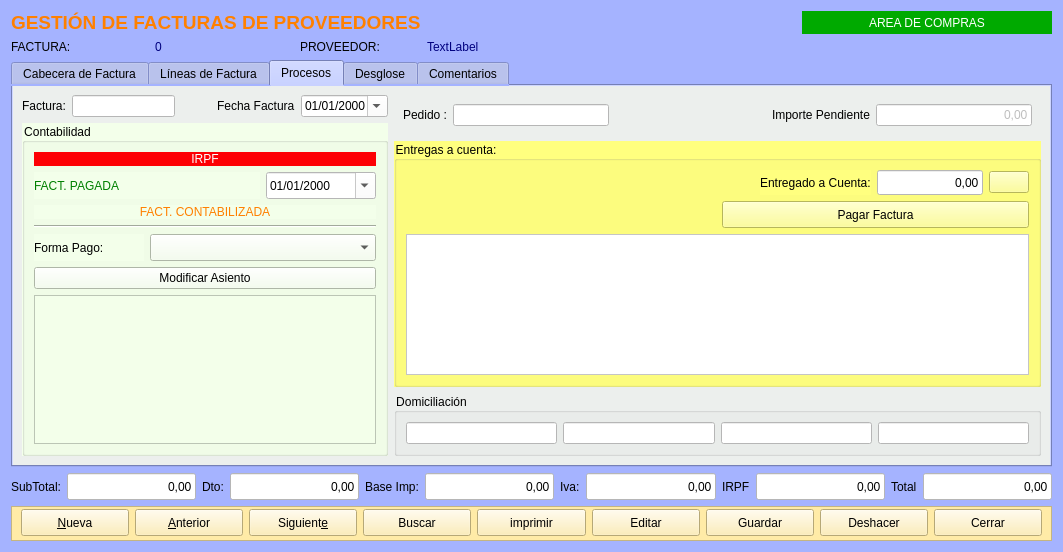
Qt form Zona_Compras/frmfacturasproveedor.ui (arcnexus/RedFoX) before a commit.
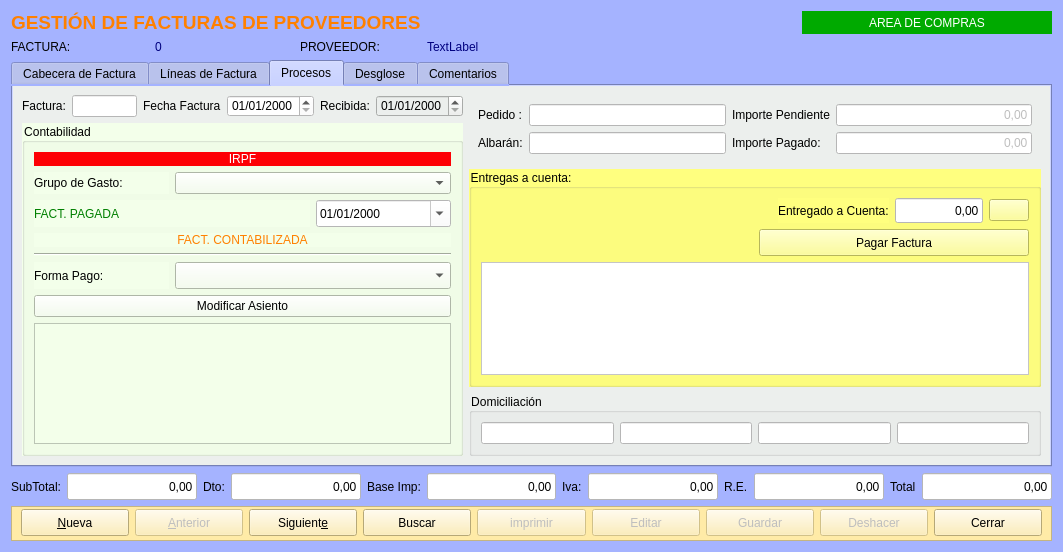
The same form after that commit. The open tabs and pages were chosen to show the change. Icons and pictures are not drawn.

Commit message: Marco: mirate porque 'peta' al añadir factura de proveedor en frmfacturasproveedor.cpp (da el error más allá del moc, en el codigo objeto y no se como seguirlo)

The edit to the form file:
```diff
--- a/Zona_Compras/frmfacturasproveedor.ui
+++ b/Zona_Compras/frmfacturasproveedor.ui
@@ -632,7 +632,21 @@
             <string>dd/MM/yyyy</string>
            </property>
            <property name="calendarPopup">
-            <bool>true</bool>
+            <bool>false</bool>
+           </property>
+          </widget>
+         </item>
+         <item>
+          <widget class="QLabel" name="label">
+           <property name="text">
+            <string>Recibida:</string>
+           </property>
+          </widget>
+         </item>
+         <item>
+          <widget class="QDateEdit" name="txtdRecepcion">
+           <property name="displayFormat">
+            <string>dd/MM/yyyy</string>
            </property>
           </widget>
          </item>
@@ -808,61 +822,8 @@
          <layout class="QGridLayout" name="gridLayout_4">
           <item row="0" column="0">
            <layout class="QGridLayout" name="gridLayout_16">
-            <item row="4" column="0">
-             <widget class="QLabel" name="label_31">
-              <property name="text">
-               <string>Forma Pago:</string>
-              </property>
-             </widget>
-            </item>
-            <item row="4" column="1" colspan="2">
-             <widget class="QComboBox" name="txtcFormaPago_2">
-              <property name="minimumSize">
-               <size>
-                <width>0</width>
-                <height>27</height>
-               </size>
-              </property>
-             </widget>
-            </item>
-            <item row="1" column="2">
-             <widget class="QDateEdit" name="txtdFechaCobro_2">
-              <property name="minimumSize">
-               <size>
-                <width>0</width>
-                <height>27</height>
-               </size>
-              </property>
-              <property name="styleSheet">
-               <string notr="true">background-color: rgb(255, 255, 255);</string>
-              </property>
-              <property name="displayFormat">
-               <string>dd/MM/yyyy</string>
-              </property>
-              <property name="calendarPopup">
-               <bool>true</bool>
-              </property>
-             </widget>
-            </item>
             <item row="3" column="0" colspan="3">
-             <widget class="Line" name="line_3">
-              <property name="orientation">
-               <enum>Qt::Horizontal</enum>
-              </property>
-             </widget>
-            </item>
-            <item row="1" column="0" colspan="2">
-             <widget class="QLabel" name="lblFacturaCobrada_2">
-              <property name="styleSheet">
-               <string notr="true">color: rgb(0, 128, 0);</string>
-              </property>
-              <property name="text">
-               <string>FACT. PAGADA</string>
-              </property>
-             </widget>
-            </item>
-            <item row="2" column="0" colspan="3">
-             <widget class="QLabel" name="lblContabilizada_2">
+             <widget class="QLabel" name="lblContabilizada">
               <property name="styleSheet">
                <string notr="true">color: rgb(255, 128, 0);</string>
               </property>
@@ -874,6 +835,13 @@
               </property>
              </widget>
             </item>
+            <item row="5" column="0">
+             <widget class="QLabel" name="label_31">
+              <property name="text">
+               <string>Forma Pago:</string>
+              </property>
+             </widget>
+            </item>
             <item row="0" column="0" colspan="3">
              <widget class="QLabel" name="lblIRPF_4">
               <property name="styleSheet">
@@ -889,6 +857,62 @@
               </property>
              </widget>
             </item>
+            <item row="2" column="0" colspan="2">
+             <widget class="QLabel" name="lblFacturaPagada">
+              <property name="styleSheet">
+               <string notr="true">color: rgb(0, 128, 0);</string>
+              </property>
+              <property name="text">
+               <string>FACT. PAGADA</string>
+              </property>
+             </widget>
+            </item>
+            <item row="2" column="2">
+             <widget class="QDateEdit" name="txtdFechaCobro">
+              <property name="minimumSize">
+               <size>
+                <width>0</width>
+                <height>27</height>
+               </size>
+              </property>
+              <property name="styleSheet">
+               <string notr="true">background-color: rgb(255, 255, 255);</string>
+              </property>
+              <property name="displayFormat">
+               <string>dd/MM/yyyy</string>
+              </property>
+              <property name="calendarPopup">
+               <bool>true</bool>
+              </property>
+             </widget>
+            </item>
+            <item row="5" column="1" colspan="2">
+             <widget class="QComboBox" name="cbocFormaPago">
+              <property name="minimumSize">
+               <size>
+                <width>0</width>
+                <height>27</height>
+               </size>
+              </property>
+             </widget>
+            </item>
+            <item row="4" column="0" colspan="3">
+             <widget class="Line" name="line_3">
+              <property name="orientation">
+               <enum>Qt::Horizontal</enum>
+              </property>
+             </widget>
+            </item>
+            <item row="1" column="0">
+             <widget class="QLabel" name="label_21">
+              <property name="text">
+               <string>Grupo de Gasto:</string>
+              </property>
+             </widget>
+            </item>
+            <item row="1" column="1" colspan="2">
+             <widget class="QComboBox" name="cbo_grupo_gasto"/>
+            </item>
            </layout>
           </item>
           <item row="1" column="0">
@@ -906,42 +930,22 @@
        </item>
        <item row="0" column="1" rowspan="2">
         <widget class="QFrame" name="frame_2">
-         <layout class="QHBoxLayout" name="horizontalLayout_5">
-          <item>
+         <layout class="QGridLayout" name="gridLayout_5">
+          <item row="0" column="1">
+           <widget class="QLineEdit" name="txtcPedidoProveedor">
+            <property name="styleSheet">
+             <string notr="true">background-color: rgb(255, 255, 255);</string>
+            </property>
+           </widget>
+          </item>
+          <item row="0" column="0">
            <widget class="QLabel" name="label_24">
             <property name="text">
              <string>Pedido :</string>
             </property>
            </widget>
           </item>
-          <item>
-           <widget class="QLineEdit" name="txtcPedidoCliente">
-            <property name="styleSheet">
-             <string notr="true">background-color: rgb(255, 255, 255);</string>
-            </property>
-           </widget>
-          </item>
-          <item>
-           <spacer name="horizontalSpacer_7">
-            <property name="orientation">
-             <enum>Qt::Horizontal</enum>
-            </property>
-            <property name="sizeHint" stdset="0">
-             <size>
-              <width>40</width>
-              <height>20</height>
-             </size>
-            </property>
-           </spacer>
-          </item>
-          <item>
-           <widget class="QLabel" name="label_22">
-            <property name="text">
-             <string>Importe Pendiente</string>
-            </property>
-           </widget>
-          </item>
-          <item>
+          <item row="0" column="3">
            <widget class="QLineEdit" name="txtrImportePendiente">
             <property name="enabled">
              <bool>false</bool>
@@ -960,6 +964,50 @@
             </property>
            </widget>
           </item>
+          <item row="0" column="2">
+           <widget class="QLabel" name="label_22">
+            <property name="text">
+             <string>Importe Pendiente</string>
+            </property>
+           </widget>
+          </item>
+          <item row="1" column="2">
+           <widget class="QLabel" name="label_20">
+            <property name="text">
+             <string>Importe Pagado:</string>
+            </property>
+           </widget>
+          </item>
+          <item row="1" column="3">
+           <widget class="QLineEdit" name="txtImportePagadoFactura">
+            <property name="enabled">
+             <bool>false</bool>
+            </property>
+            <property name="styleSheet">
+             <string notr="true">background-color: rgb(255, 255, 255);</string>
+            </property>
+            <property name="text">
+             <string>0,00</string>
+            </property>
+            <property name="alignment">
+             <set>Qt::AlignRight|Qt::AlignTrailing|Qt::AlignVCenter</set>
+            </property>
+           </widget>
+          </item>
+          <item row="1" column="0">
+           <widget class="QLabel" name="label_32">
+            <property name="text">
+             <string>Albarán:</string>
+            </property>
+           </widget>
+          </item>
+          <item row="1" column="1">
+           <widget class="QLineEdit" name="txtAlbaran">
+            <property name="styleSheet">
+             <string notr="true">background-color: rgb(255, 255, 255);</string>
+            </property>
+           </widget>
+          </item>
          </layout>
         </widget>
        </item>
@@ -1831,7 +1879,7 @@
      <item>
       <widget class="QLabel" name="lblIRPF_2">
        <property name="text">
-        <string>IRPF</string>
+        <string>R.E.</string>
        </property>
       </widget>
      </item>
@@ -1934,6 +1982,9 @@
       </item>
       <item>
        <widget class="QPushButton" name="btnAnterior">
+        <property name="enabled">
+         <bool>false</bool>
+        </property>
         <property name="minimumSize">
          <size>
           <width>0</width>
@@ -2003,6 +2054,9 @@
       </item>
       <item>
        <widget class="QPushButton" name="btnImprimir">
+        <property name="enabled">
+         <bool>false</bool>
+        </property>
         <property name="minimumSize">
          <size>
           <width>0</width>
@@ -2026,6 +2080,9 @@
       </item>
       <item>
        <widget class="QPushButton" name="btnEditar">
+        <property name="enabled">
+         <bool>false</bool>
+        </property>
         <property name="minimumSize">
          <size>
           <width>0</width>
@@ -2052,6 +2109,9 @@
       </item>
       <item>
        <widget class="QPushButton" name="btnGuardar">
+        <property name="enabled">
+         <bool>false</bool>
+        </property>
         <property name="minimumSize">
          <size>
           <width>0</width>
@@ -2075,6 +2135,9 @@
       </item>
       <item>
        <widget class="QPushButton" name="btnDeshacer">
+        <property name="enabled">
+         <bool>false</bool>
+        </property>
         <property name="minimumSize">
          <size>
           <width>0</width>
```
Left out of the diff: 399 changed lines with no effect on the pictures. The commit also changes 13 other files.
